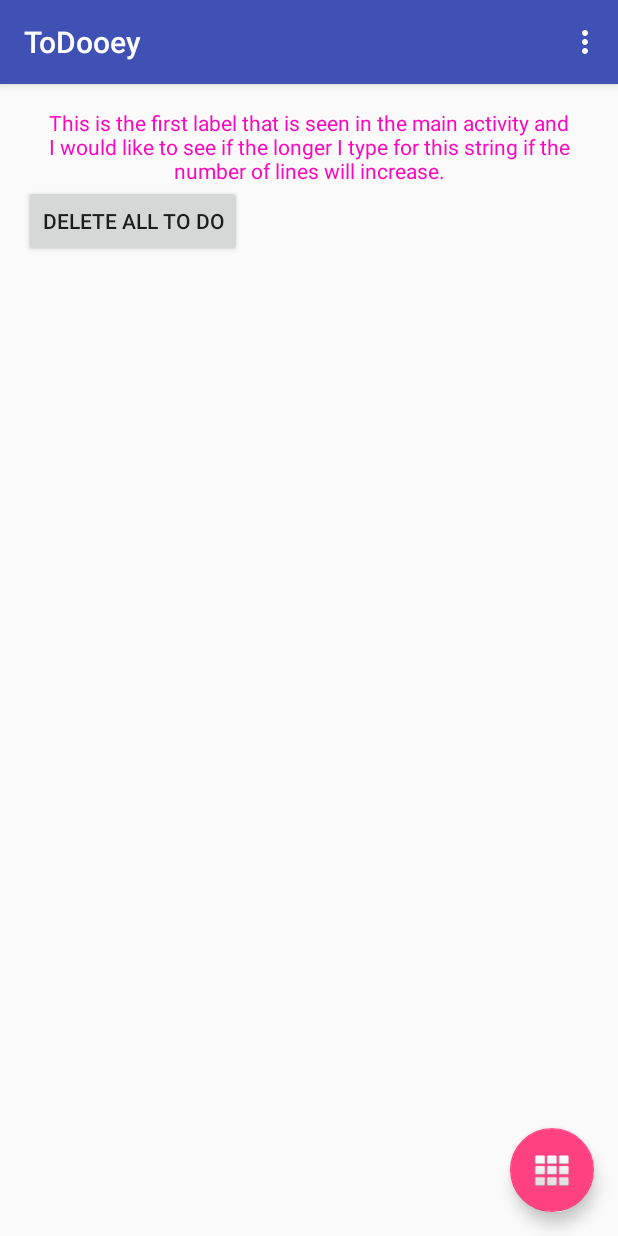
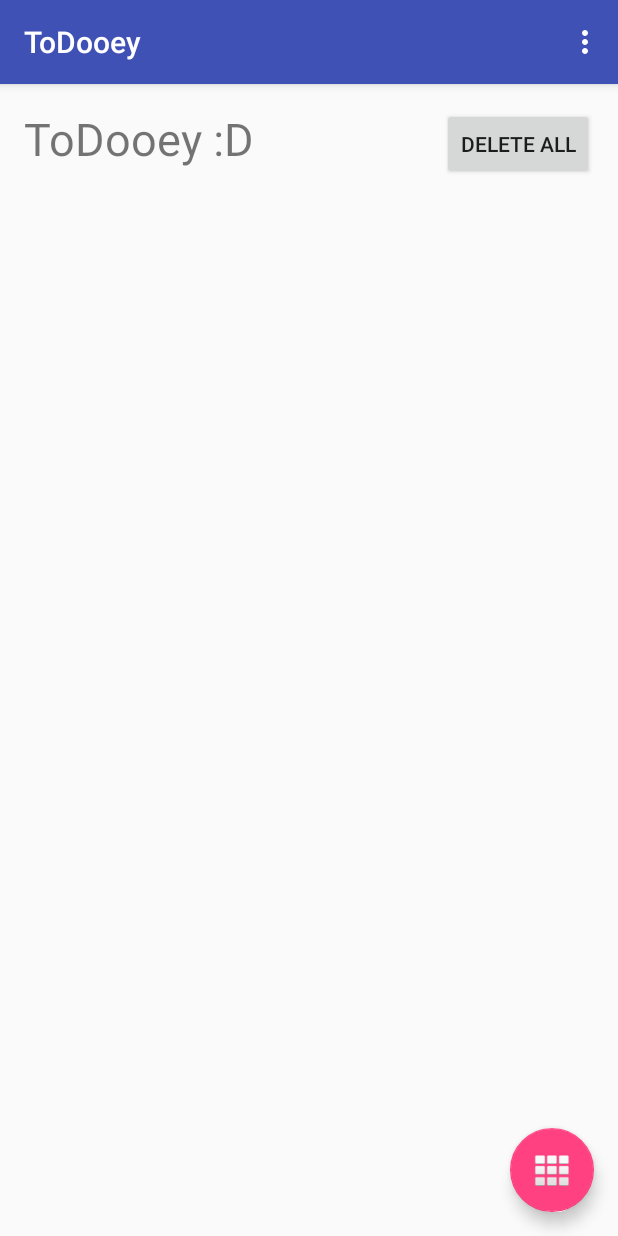
Before and after one commit to VinceMikhailKearney/ToDooey, an Android app: the screen it shows after launch (ToDoListActivity), on a phone screen of 412 x 824 dp. Run offline under Robolectric (Android 15) with nearby library versions, the phone set to English and light mode, and no system bars; 1 statement that could not run was skipped.

Commit message:
Shifting things around for the main activity - Starting to use the list view

```diff
--- a/app/src/main/java/com/myapps/vincekearney/todooey/ToDoListActivity.java
+++ b/app/src/main/java/com/myapps/vincekearney/todooey/ToDoListActivity.java
@@ -10,6 +10,7 @@ import android.util.Log;
 import android.view.View;
 import android.view.Menu;
 import android.view.MenuItem;
+import android.widget.ListView;
 import android.widget.TextView;
 
 import java.util.ArrayList;
@@ -21,6 +22,7 @@ public class ToDoListActivity extends AppCompatActivity
     private final int TODO_ADDED = 1;
     private TextView label;
     private ToDoDBHelper dbHelper;
+    private ListView toDoList;
 
     @Override
     protected void onCreate(Bundle savedInstanceState)
--- a/app/src/main/res/layout/content_to_do_list.xml
+++ b/app/src/main/res/layout/content_to_do_list.xml
@@ -12,32 +12,33 @@
     tools:context="com.myapps.vincekearney.todooey.ToDoListActivity"
     tools:showIn="@layout/activity_to_do_list">
 
+    <TextView
+        android:id="@+id/textView"
+        android:text="ToDooey :D"
+        android:textSize="30sp"
+        android:layout_width="wrap_content"
+        android:layout_height="wrap_content"
+        android:layout_alignParentTop="true"
+        android:layout_alignParentStart="true" />
+
     <Button
         android:id="@+id/deleteToDoItems"
-        android:text="Delete all to do"
+        android:text="Delete All"
         android:layout_width="wrap_content"
         android:layout_height="wrap_content"
-        android:layout_below="@+id/mainLabel"
-        android:onClick="deleteAllToDoItems"/>
-
-    <TextView
-        android:id="@+id/mainLabel"
-        android:text="@string/main_todo_label"
-        android:textColor="#fe06bc"
-        android:gravity="center"
-        android:layout_width="wrap_content"
-        android:layout_height="wrap_content"
-        android:layout_alignParentEnd="true"
-        android:layout_alignParentStart="true" />
+        android:onClick="deleteAllToDoItems"
+        android:layout_alignParentTop="true"
+        android:layout_alignParentEnd="true" />
 
     <LinearLayout
         android:orientation="vertical"
         android:layout_width="match_parent"
         android:layout_height="match_parent"
         android:layout_alignParentStart="true"
-        android:layout_below="@+id/mainLabel">
+        android:layout_below="@+id/deleteToDoItems">
 
         <ListView
+            android:id="@+id/toDoList"
             android:layout_width="match_parent"
             android:layout_height="wrap_content">
         </ListView>
```
